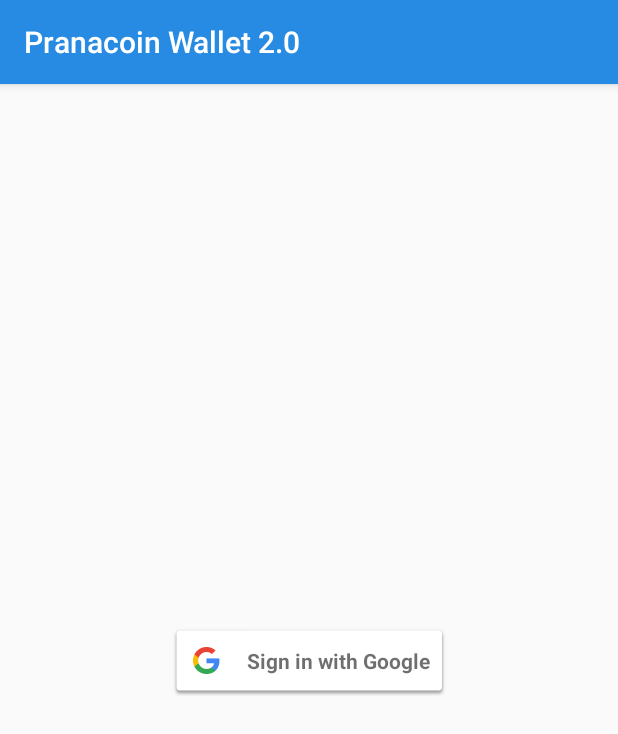
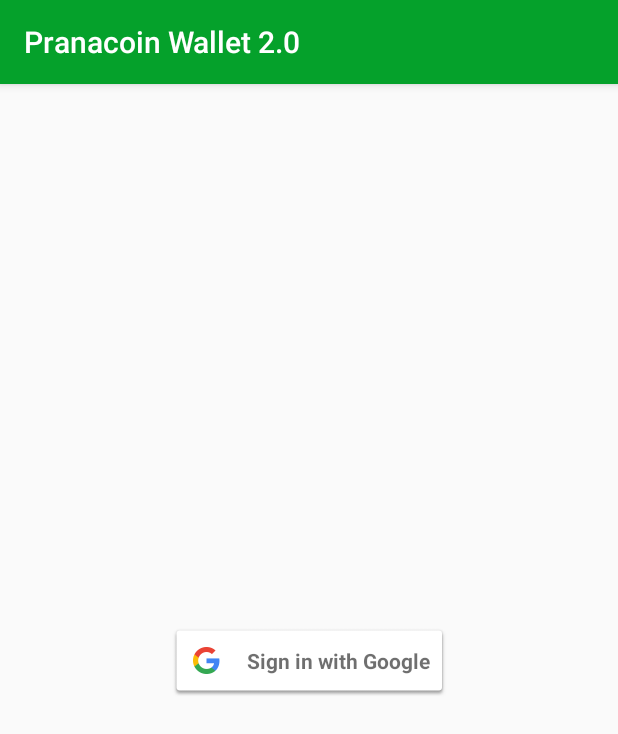
Before and after one commit to castasat/PranacoinWallet, an Android app: the screen it shows after launch (GoogleSignInActivity), on a phone screen of 412 x 824 dp. Shown: the top 734 px of the screen. Run offline under Robolectric (Android 15) with nearby library versions, the phone set to English and light mode, and no system bars.

Commit message:
TODO 0008-1 replaced app icons with green colored new ones, replaced blue colors with their green analogs

```diff
--- a/app/src/main/AndroidManifest.xml
+++ b/app/src/main/AndroidManifest.xml
@@ -8,7 +8,6 @@
     <uses-permission android:name="android.permission.READ_PHONE_STATE" />
 
     <!-- TODO 0005 fix cleartext network traffic -->
-    <!-- TODO 0008-1 update app icons -->
     <application
         android:name=".application.PranacoinWallet2"
         android:allowBackup="true"
--- a/app/src/main/java/com/openyogaland/denis/pranacoin_wallet_2_0/view/activity/MainActivity.kt
+++ b/app/src/main/java/com/openyogaland/denis/pranacoin_wallet_2_0/view/activity/MainActivity.kt
@@ -27,6 +27,8 @@ import com.openyogaland.denis.pranacoin_wallet_2_0.view.fragment.SendFragment
 import com.openyogaland.denis.pranacoin_wallet_2_0.viewmodel.MainViewModel
 
 // TODO 0007 navigate across fragments with swipe to the left and to the right
+// TODO 0007-1 update balance with swipe down
+// TODO 0007-2 schedule balance update with AlarmManager / WorkManager
 class MainActivity : AppCompatActivity(), OnNavigationItemSelectedListener,
     OnClickListener, OnPrivacyPolicyAcceptedListener {
     private var privacyPolicyAcceptedByUser = false
--- a/app/src/main/java/com/openyogaland/denis/pranacoin_wallet_2_0/view/dialog/AlertDialogUtil.kt
+++ b/app/src/main/java/com/openyogaland/denis/pranacoin_wallet_2_0/view/dialog/AlertDialogUtil.kt
@@ -8,7 +8,6 @@ object AlertDialogUtil {
     fun showAlertDialog(context: Context, title: String, message: String) {
         AlertDialog
             .Builder(context)
-            // TODO 0008-1 update app icons
             .setIcon(R.mipmap.ic_launcher_round)
             .setTitle(title)
             .setMessage(message)
--- a/app/src/main/java/com/openyogaland/denis/pranacoin_wallet_2_0/view/dialog/ProgressDialog.kt
+++ b/app/src/main/java/com/openyogaland/denis/pranacoin_wallet_2_0/view/dialog/ProgressDialog.kt
@@ -21,14 +21,14 @@ class ProgressDialog private constructor() : BottomSheetDialogFragment() {
 
     override fun onCreate(savedInstanceState: Bundle?) {
         super.onCreate(savedInstanceState)
-        // TODO 0008-1 apply style before progress dialog is created
+        // TODO 0008-2 apply style before progress dialog is created
         //setStyle(STYLE_NORMAL, R.style.BottomSheetDialogFragment)
     }
 
     override fun onCreateDialog(savedInstanceState: Bundle?): Dialog =
         super.onCreateDialog(savedInstanceState)
             .apply {
-                // TODO 0008-2 create custom layout for progress dialog
+                // TODO 0008-3 create custom layout for progress dialog
                 /*View.inflate(context, R.layout.progress_dialog, null)
                     .apply {
                         val messageTextView = findViewById<TextView>(R.id.messageTextView)
--- a/app/src/main/java/com/openyogaland/denis/pranacoin_wallet_2_0/view/fragment/BackupFragment.kt
+++ b/app/src/main/java/com/openyogaland/denis/pranacoin_wallet_2_0/view/fragment/BackupFragment.kt
@@ -44,7 +44,7 @@ class BackupFragment : Fragment() {
         getPrivateKeyButton.setOnClickListener { getPrivateKey() }
 
         privateKeyQRCodeImageView.setOnLongClickListener { _ ->
-            // TODO 0008-2 create context menu for QR-code
+            // TODO 0008-4 create context menu for QR-code
             log("BackupFragment.onCreateView(): Private key QR-code long-clicked")
             true
         }
--- a/app/src/main/java/com/openyogaland/denis/pranacoin_wallet_2_0/view/fragment/HomeFragment.kt
+++ b/app/src/main/java/com/openyogaland/denis/pranacoin_wallet_2_0/view/fragment/HomeFragment.kt
@@ -69,7 +69,7 @@ class HomeFragment : Fragment() {
         publicAddressQRCodeProgressBar.visibility = VISIBLE
 
         publicAddressQRCodeImageView.setOnLongClickListener { _ ->
-            // TODO 0008-2 create context menu for QR-code
+            // TODO 0008-4 create context menu for QR-code
             log("BackupFragment.onCreateView(): Public address QR-code long-clicked")
             true
         }
--- a/app/src/main/java/com/openyogaland/denis/pranacoin_wallet_2_0/view/fragment/SendFragment.kt
+++ b/app/src/main/java/com/openyogaland/denis/pranacoin_wallet_2_0/view/fragment/SendFragment.kt
@@ -49,7 +49,7 @@ class SendFragment : Fragment() {
                         log("SendFragment.onCreateView(): transaction = $transaction")
                         FirebaseCrashlytics.getInstance().setCustomKey(TRANSACTION, transaction)
 
-                        // TODO 0008-3 check ProgressDialog
+                        // TODO 0008-5 check ProgressDialog
                         /*activity?.supportFragmentManager?.let { fragmentManager ->
                             hideProgressDialog(fragmentManager)
                         }*/
@@ -83,7 +83,7 @@ class SendFragment : Fragment() {
                 // TODO 0009 check internet connectivity
                 if (hasConnection(context)) {
 
-                    // TODO 0008-3 check ProgressDialog
+                    // TODO 0008-5 check ProgressDialog
                     /*activity?.supportFragmentManager?.let { fragmentManager ->
                         newProgressDialogInstance()
                             .setMessage("Дождитесь подтверждения сервера об отправке пранакоинов")
--- a/app/src/main/res/menu/navigation.xml
+++ b/app/src/main/res/menu/navigation.xml
@@ -21,5 +21,6 @@
         android:id="@+id/navigation_restore"
         android:icon="@drawable/ic_action_restore"
         android:title="@string/title_restore" /-->
-
+    <!-- TODO 0014-1 add Support fragment with instructions and feedback-->
+    <!-- TODO 0014-2 add possibility to ask user to rate application in google play-->
 </menu>
--- a/app/src/main/res/values/colors.xml
+++ b/app/src/main/res/values/colors.xml
@@ -1,10 +1,10 @@
 <?xml version="1.0" encoding="utf-8"?>
 <resources>
-    <color name="colorPrimary">#278be3</color>
-    <color name="colorPrimaryDark">#0f5998</color>
-    <color name="colorAccent">#4075a2</color>
+    <color name="colorPrimary">#05a12b</color> <!-- 278be3 -->
+    <color name="colorPrimaryDark">#04580d</color> <!-- 0f5998 -->
+    <color name="colorAccent">#047218</color> <!-- 4075a2 -->
     <color name="colorNavIcon">#dae9f6</color>
-    <color name="colorNavText">#01294b</color>
+    <color name="colorNavText">#003d06</color> <!-- 01294b -->
     <color name="QRCodeRedColor">#ff0000</color>
     <color name="QRCodeBlackColor">#000000</color>
     <color name="QRCodeWhiteColor">#ffffff</color>
```
Also changed, not shown: app/src/main/res/mipmap-hdpi/ic_launcher_round.png, app/src/main/res/mipmap-mdpi/ic_launcher_round.png, app/src/main/res/mipmap-xhdpi/ic_launcher_round.png, app/src/main/res/mipmap-xxhdpi/ic_launcher_round.png, app/src/main/res/mipmap-xxxhdpi/ic_launcher_round.png.
